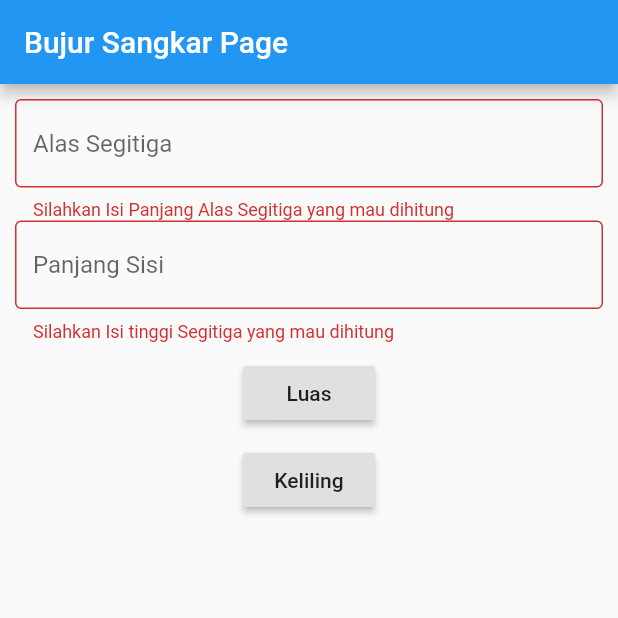
After one commit to imaldi/task_5_flutter_aldi_irsan, a Flutter app: the SegitigaSamaSisiPage screen opened directly, after a tap on "Luas", on a phone screen of 412 x 824 dp, the top half of it. The commit adds this screen. Run offline on Flutter 3.47's test engine with Material 2 defaults, Android fonts, the phone set to English and light mode, and no system bars.

Commit message:
tambah segitiga dan persegi panjang

```diff
--- a/lib/bujur_sangkar.dart
+++ b/lib/bujur_sangkar.dart
@@ -3,7 +3,7 @@ import 'package:flutter/material.dart';
 import 'package:flutter/rendering.dart';
 // import 'package:fluttertoast/fluttertoast.dart';
 
-class HomePage extends StatelessWidget{
+class HomePageBujurSangkar extends StatelessWidget{
   @override
   Widget build(BuildContext context) {
     return MaterialApp(
@@ -75,40 +75,18 @@ class _BujurSangkarPageState extends State<BujurSangkarPage> {
                       child: Text("Luas"),
                       onPressed: (){
                         if(_formKey.currentState.validate()) {
-                          // hasil = "Luas Sekian";
                           setState(() => hasil = "Luasnya adalah : "
                               +(int.parse(panjangSisiController.text)*int.parse(panjangSisiController.text)).toString());
-                          // Fluttertoast.showToast(
-                          //     msg: ""+(int.parse(panjangSisiController.text)*int.parse(panjangSisiController.text)).toString(),
-                          //     toastLength: Toast.LENGTH_SHORT,
-                          //     gravity: ToastGravity.CENTER,
-                          //     timeInSecForIos: 1,
-                          //     backgroundColor: Colors.green,
-                          //     textColor: Colors.white,
-                          //     fontSize: 16.0
-                          // );
                         }
-                              // (int.parse(panjangSisiController.text)*int.parse(panjangSisiController.text)).toString();
                     },),
                     SizedBox(height: 10,),
                     RaisedButton(
                       child: Text("Keliling"),
                       onPressed: (){
                         if(_formKey.currentState.validate()){
-                          // hasil = "Keliling Sekian";
                           setState(() => hasil = "Kelilingnya adalah : "
                               +(4*int.parse(panjangSisiController.text)).toString());
-                          // Fluttertoast.showToast(
-                          //     msg: ""+(4*int.parse(panjangSisiController.text)).toString(),
-                          //     toastLength: Toast.LENGTH_SHORT,
-                          //     gravity: ToastGravity.CENTER,
-                          //     timeInSecForIos: 1,
-                          //     backgroundColor: Colors.green,
-                          //     textColor: Colors.white,
-                          //     fontSize: 16.0
-                          // );
                         }
-                            // (4*int.parse(panjangSisiController.text)).toString();
                         },),
                     SizedBox(height: 10,),
                     Text(""+hasil)
--- a/lib/main.dart
+++ b/lib/main.dart
@@ -1,5 +1,7 @@
 import 'package:flutter/material.dart';
 import 'package:task_6_flutter_aldi_irsan/bujur_sangkar.dart';
+import 'package:task_6_flutter_aldi_irsan/segitiga.dart';
+import 'package:task_6_flutter_aldi_irsan/persegi_panjang.dart';
 
 void main() {
   runApp(MyApp());
@@ -15,7 +17,7 @@ class MyApp extends StatelessWidget {
         primarySwatch: Colors.blue,
         visualDensity: VisualDensity.adaptivePlatformDensity,
       ),
-      home: MyHomePage(title: 'Flutter Demo Home Page'),
+      home: MyHomePage(title: 'Home Page'),
     );
   }
 }
@@ -41,13 +43,29 @@ class _MyHomePageState extends State<MyHomePage> {
           mainAxisAlignment: MainAxisAlignment.center,
           children: <Widget>[
             RaisedButton(
-              child: Text("Persegi"),
+              child: Text("Bujur Sangkar"),
               onPressed: (){
                 Navigator.pushReplacement(context,
                     MaterialPageRoute(builder: (context) => BujurSangkarPage())
                 );
               },
-            )
+            ),
+            RaisedButton(
+              child: Text("Segitiga"),
+              onPressed: (){
+                Navigator.pushReplacement(context,
+                    MaterialPageRoute(builder: (context) => SegitigaSamaSisiPage())
+                );
+              },
+            ),
+            RaisedButton(
+              child: Text("Persegi Panjang"),
+              onPressed: (){
+                Navigator.pushReplacement(context,
+                    MaterialPageRoute(builder: (context) => PersegiPanjangPage())
+                );
+              },
+            ),
           ],
         ),
       ), // This trailing comma makes auto-formatting nicer for build methods.
--- /dev/null
+++ b/lib/segitiga.dart
@@ -0,0 +1,119 @@
+import 'package:flutter/cupertino.dart';
+import 'package:flutter/material.dart';
+import 'package:flutter/rendering.dart';
+// import 'package:fluttertoast/fluttertoast.dart';
+
+class HomePageSegitiga extends StatelessWidget{
+  @override
+  Widget build(BuildContext context) {
+    return MaterialApp(
+      title: "Segitiga",
+      theme: ThemeData(
+        primarySwatch: Colors.blue,
+        visualDensity: VisualDensity.adaptivePlatformDensity,
+      ),
+      home: SegitigaSamaSisiPage(title: "Halaman Luas dan Keliling Segitiga"),
+    );
+  }
+}
+
+class SegitigaSamaSisiPage extends StatefulWidget{
+
+  final String title;
+  SegitigaSamaSisiPage({Key key, this.title}) : super(key: key);
+
+  @override
+  _SegitigaSamaSisiPageState createState() => _SegitigaSamaSisiPageState();
+
+}
+
+class _SegitigaSamaSisiPageState extends State<SegitigaSamaSisiPage> {
+
+  final panjangAlasSegitigaController = TextEditingController();
+  final tinggiSegitigaController = TextEditingController();
+  String hasil = "";
+  final _formKey = GlobalKey<FormState>();
+
+  @override
+  void dispose() {
+    // TODO: implement dispose
+    panjangAlasSegitigaController.dispose();
+    tinggiSegitigaController.dispose();
+  }
+
+  @override
+  Widget build(BuildContext context) {
+    return Scaffold(
+      appBar: AppBar(
+        title: Text("Bujur Sangkar Page"),
+      ),
+      body: Center(
+        child: Column(
+          children: <Widget>[
+            Padding(
+              padding: EdgeInsets.all(10),
+              child: Center( child:  Column(
+                children: <Widget>[
+                  Form(
+                    key: _formKey,
+                    child:
+                    Column(children: [
+                      TextFormField(
+                        controller: panjangAlasSegitigaController,
+                        validator: (String value){
+                          if(value.isEmpty){
+                            return "Silahkan Isi Panjang Alas Segitiga yang mau dihitung";
+                          }
+                          return null;
+                        },
+                        decoration: InputDecoration(
+                          hintText: "Alas Segitiga",
+                          border: OutlineInputBorder(
+                              borderRadius: BorderRadius.circular(4.0)),
+                        ),
+                      ),
+                      TextFormField(
+                        controller: tinggiSegitigaController,
+                        validator: (String value){
+                          if(value.isEmpty){
+                            return "Silahkan Isi tinggi Segitiga yang mau dihitung";
+                          }
+                          return null;
+                        },
+                        decoration: InputDecoration(
+                          hintText: "Panjang Sisi",
+                          border: OutlineInputBorder(
+                              borderRadius: BorderRadius.circular(4.0)),
+                        ),
+                      ),
+                    ],)
+                  ),
+                  SizedBox(height: 10,),
+                  RaisedButton(
+                    child: Text("Luas"),
+                    onPressed: (){
+                      if(_formKey.currentState.validate()) {
+                        setState(() => hasil = "Luasnya adalah : "
+                            +(int.parse(panjangAlasSegitigaController.text)*int.parse(tinggiSegitigaController.text)*0.5).toString());
+                      }
+                    },),
+                  SizedBox(height: 10,),
+                  RaisedButton(
+                    child: Text("Keliling"),
+                    onPressed: (){
+                      if(_formKey.currentState.validate()){
+                        setState(() => hasil = "Kelilingnya adalah : "
+                            +(3*int.parse(panjangAlasSegitigaController.text)).toString());
+                      }
+                    },),
+                  SizedBox(height: 10,),
+                  Text(""+hasil)
+                ],
+              ),
+              ),
+            )
+          ],
+        ),
+      ),
+    );
+  }}
--- a/pubspec.yaml
+++ b/pubspec.yaml
@@ -31,12 +31,17 @@ dependencies:
 
 dev_dependencies:
   fluttertoast: ^3.1.3
+  flutter_launcher_icons: "^0.8.0"
   flutter_test:
     sdk: flutter
 
 # For information on the generic Dart part of this file, see the
 # following page: https://dart.dev/tools/pub/pubspec
 
+flutter_icons:
+  android: true
+  ios: true
+  image_path: "assets/icon/icon.png"
 # The following section is specific to Flutter.
 flutter:
 
```
Also changed, not shown: lib/persegi_panjang.dart (added, +119 -0 lines), assets/icon/icon.png (added), pubspec.lock, 21 other files.
